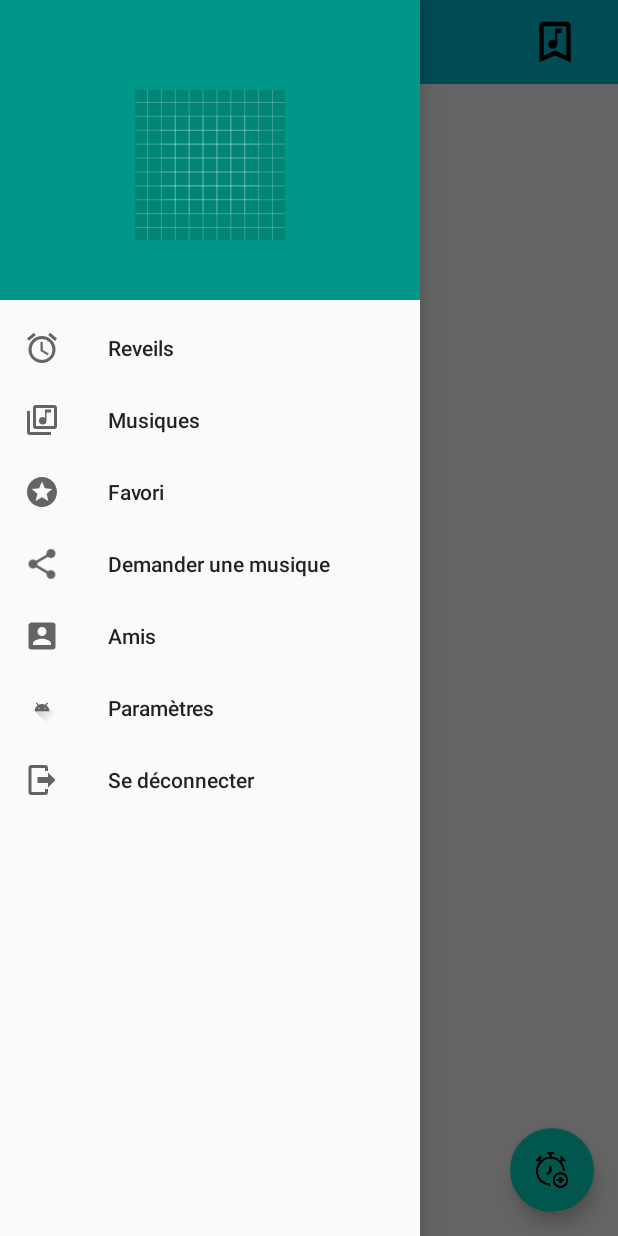
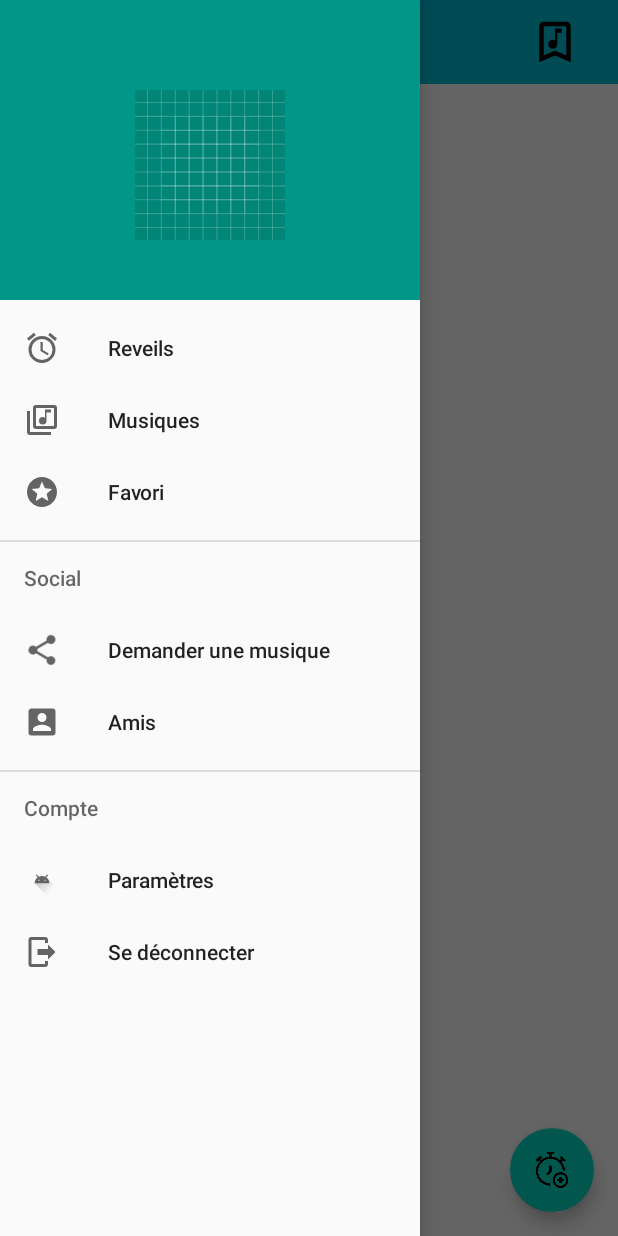
Before and after one commit to ValerianGuivarchAppstud/WakeMeUp, an Android app: the screen it shows after launch once a user with an empty profile is signed in (MainActivity), with the side drawer open, on a phone screen of 412 x 824 dp. Run offline under Robolectric (Android 15) with nearby library versions, the phone set to English and light mode, and no system bars; our stand-ins replace Firebase (no records; nobody signed in at launch, a user with empty details on screens opened directly); pictures from the network do not load; 2 statements that could not run were skipped.

Commit message:
-- Améliorations interface --
Ajout de nouvelles couleurs dans colors.xml
Ajout de catégories dans le menu drawler

```diff
--- a/app/src/main/res/layout/activity_main_nav_header.xml
+++ b/app/src/main/res/layout/activity_main_nav_header.xml
@@ -4,7 +4,7 @@
     xmlns:app="http://schemas.android.com/apk/res-auto"
     android:layout_width="match_parent"
     android:layout_height="200dp"
-    android:background="#009688"
+    android:background="@color/colorPrimaryDark"
 
     android:gravity="center|bottom"
     android:orientation="vertical"
@@ -22,6 +22,6 @@
         android:id="@+id/profil_name"
         android:layout_width="wrap_content"
         android:layout_height="wrap_content"
-        android:textStyle="bold"/>
+        android:textColor="@color/white"/>
 
 </LinearLayout>
--- a/app/src/main/res/menu/activity_main_menu_drawer.xml
+++ b/app/src/main/res/menu/activity_main_menu_drawer.xml
@@ -22,6 +22,8 @@
             android:id="@+id/activity_main_drawer_favoris"
             android:icon="@drawable/icon_main_menu_favoris"
             android:title="@string/favori" />
+        <item android:title="Social">
+            <menu>
                 <item
                     android:id="@+id/activity_main_drawer_partage"
                     android:icon="@drawable/share"
@@ -30,10 +32,17 @@
                     android:id="@+id/activity_main_drawer_amis"
                     android:icon="@drawable/icon_main_menu_friends"
                     android:title="@string/amis" />
+            </menu>
+        </item>
+
+        <item android:title="Compte">
+            <menu>
                 <item
                     android:id="@+id/activity_main_drawer_parametre"
                     android:icon="@drawable/ic_launcher_foreground"
                     android:title="Paramètres" />
+            </menu>
+        </item>
 
     </group>
     <item
```
Also changed, not shown: app/src/main/res/values/colors.xml (+18 -0 lines). Lines whose indentation alone changed are shown as unchanged.
